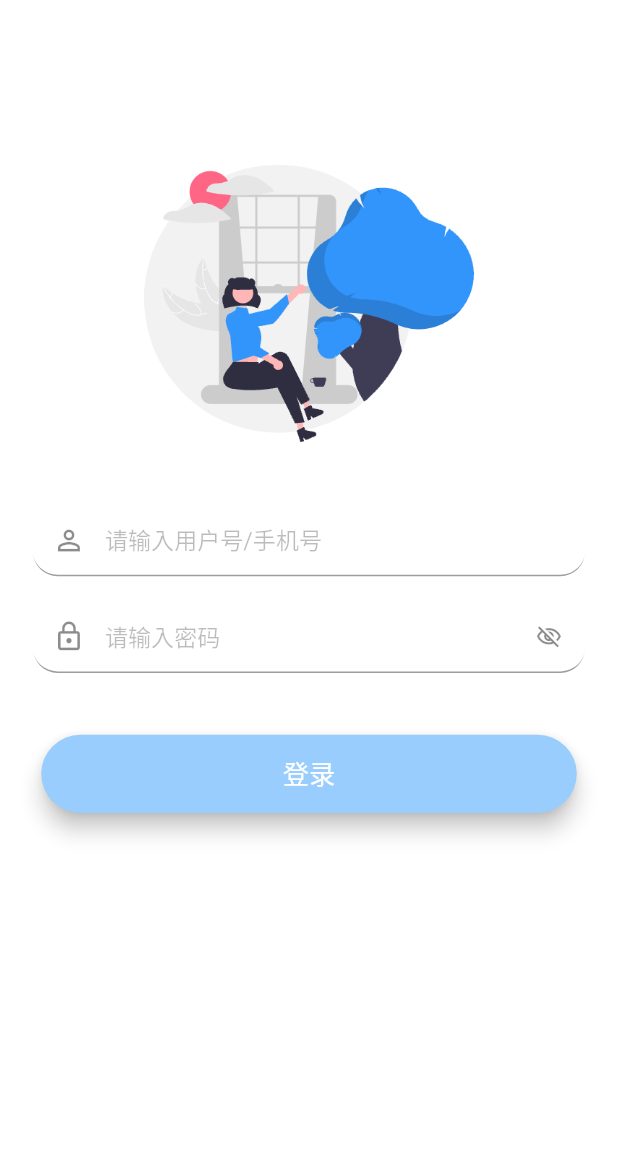
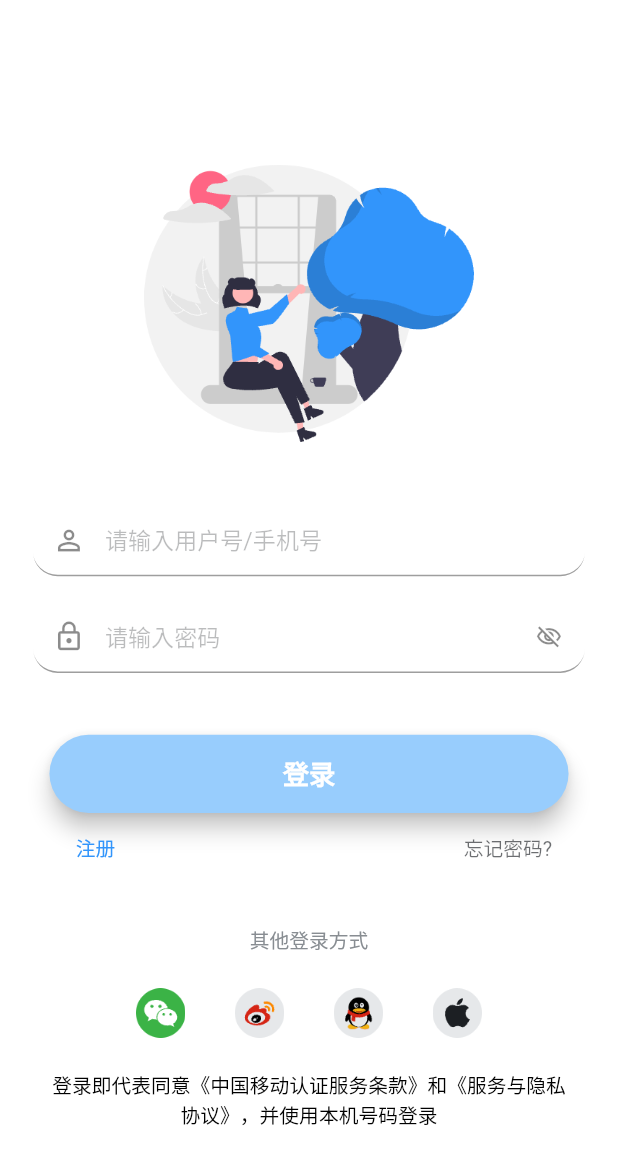
Before and after one commit to Jasper-Cheng/infinite_base, a Flutter app: the LoginPage screen opened by its route, on a phone screen of 412 x 824 dp. Shown: the top 1164 px of the screen. Run offline on Flutter 3.47's test engine with Material 2 defaults, Android fonts, the phone set to English and light mode, and no system bars; our stand-ins replace dio, flutter_easyloading, flutter_local_notifications, flutter_screenutil, fluttertoast, go_router and 4 more; accounts and stored records are empty; network calls fail.

Commit message:
login page ui is over

```diff
--- a/lib/configs/assets_config.dart
+++ b/lib/configs/assets_config.dart
@@ -11,4 +11,8 @@ class AssetImageConfig {
   static const String arrow_left_line="assets/images/arrow_left_line.png";
   static const String login_account_select="assets/images/login_account_select.png";
   static const String login_account_unselect="assets/images/login_account_unselect.png";
+  static const String Wechat="assets/images/Wechat.png";
+  static const String Weibo="assets/images/Weibo.png";
+  static const String QQ="assets/images/QQ.png";
+  static const String Apple="assets/images/Apple.png";
 }
--- a/lib/configs/route_config.dart
+++ b/lib/configs/route_config.dart
@@ -2,6 +2,7 @@ import 'package:go_router/go_router.dart';
 import 'package:infinite_base/pages/error_page.dart';
 import 'package:infinite_base/pages/login_page.dart';
 import 'package:infinite_base/pages/main_page.dart';
+import 'package:infinite_base/pages/register_page.dart';
 import 'package:infinite_base/pages/splash_page.dart';
 import 'package:infinite_base/bases/bundle.dart';
 
@@ -14,7 +15,7 @@ class RouteConfig{
     errorBuilder: (context, state){
       Bundle bundle=Bundle();
       bundle.putObject(KeyConfig.route_error_key, state.error);
-      return ErrorPage(bundle);
+      return ErrorPage(bundle:bundle);
     },
     observers: [
       MyNavigatorObserver(),
@@ -33,7 +34,12 @@ class RouteConfig{
       //main-首页
       GoRoute(
         path: RoutePath.main,
-        builder: (context, state) => MainPage(state.extra),
+        builder: (context, state) => MainPage(bundle: state.extra),
+      ),
+      //register-注册页
+      GoRoute(
+        path: RoutePath.register,
+        builder: (context, state) => const RegisterPage(),
       )
     ],
   );
@@ -43,4 +49,5 @@ class RoutePath{
   static const String splash="/splash";
   static const String login="/login";
   static const String main="/main";
+  static const String register="/register";
 }
--- a/lib/controllers/login_page_controller.dart
+++ b/lib/controllers/login_page_controller.dart
@@ -25,16 +25,22 @@ class LoginPageController extends BaseController{
     });
   }
 
-  Future<void> jumpToMainWidget() async {
+  void jumpToMainPage() async {
     Bundle bundle = Bundle();
     bundle.putString(KeyConfig.app_common_key, "I'm login,nice to meet you!");
     context.push(RoutePath.main,extra: bundle);
   }
 
+  void jumpToRegisterPage() async {
+    Bundle bundle = Bundle();
+    bundle.putString(KeyConfig.app_common_key, "I'm login,nice to meet you!");
+    context.push(RoutePath.register,extra: bundle);
+  }
+
   void doLogin(){
     EasyLoading.show(status: "正在登录");
     Timer(const Duration(seconds: 1), () {
-      jumpToMainWidget();
+      jumpToMainPage();
     });
   }
 
--- /dev/null
+++ b/lib/controllers/register_page_controller.dart
@@ -0,0 +1,11 @@
+import 'package:flutter/material.dart';
+import 'package:infinite_base/bases/base_controller.dart';
+import 'package:infinite_base/bases/bundle.dart';
+
+class RegisterPageController extends BaseController{
+  @override
+  void initController(State<StatefulWidget> state, Bundle? bundle) {
+    // TODO: implement initController
+  }
+
+}
--- a/lib/pages/error_page.dart
+++ b/lib/pages/error_page.dart
@@ -6,7 +6,8 @@ import 'package:infinite_base/bases/base_page.dart';
 import '../controllers/error_page_controller.dart';
 
 class ErrorPage extends BasePage {
-  const ErrorPage(bundle, {super.key}) : super(bundle: bundle);
+  const ErrorPage({super.key,bundle}) : super(bundle: bundle);
+
 
   @override
   State<ErrorPage> createState() => ErrorPageState();
--- a/lib/pages/login_page.dart
+++ b/lib/pages/login_page.dart
@@ -10,7 +10,7 @@ import '../configs/theme_config.dart';
 import '../controllers/login_page_controller.dart';
 
 class LoginPage extends BasePage {
-  const LoginPage({Key? key}) : super(key: key);
+  const LoginPage({super.key,bundle}) : super(bundle: bundle);
 
   @override
   State<LoginPage> createState() => LoginPageState();
@@ -85,8 +85,14 @@ class LoginPageState extends BasePageState<LoginPage> {
             Container(
               height: 30.h,
             ),
-            MaterialButton(
-              minWidth: ScreenUtil().screenWidth-50.w,
+            Container(
+              padding: EdgeInsets.symmetric(horizontal: 10.w),
+              child: Column(
+                children: [
+                  Row(
+                    children: [
+                      Expanded(
+                        child: MaterialButton(
                           height: 38.h,
                           shape: RoundedRectangleBorder(
                             side: BorderSide.none,
@@ -99,7 +105,91 @@ class LoginPageState extends BasePageState<LoginPage> {
                           color: const Color(0xFF0077FA),
                           disabledColor: const Color(0xFF98CDFD),
                           onPressed: _controller.username.isNotEmpty&&_controller.password.isNotEmpty?_controller.doLogin:null,
-              child: Text("登录",style: TextStyle(color: Colors.white,fontSize: 16.sp,fontWeight: FontWeight.w400),),
+                          child: Text("登录",style: TextStyle(color: Colors.white,fontSize: 16.sp,fontWeight: FontWeight.w600),),
+                        ),
+                      )
+                    ],
+                  ),
+                  Container(height: 10.h,),
+                  Container(
+                    padding: EdgeInsets.symmetric(horizontal: 10.w),
+                    child: Row(
+                      children: [
+                        Expanded(
+                          child: GestureDetector(
+                            onTap: _controller.jumpToRegisterPage,
+                            child: Text("  注册",style: TextStyle(color: const Color(0xFF3295FB),fontSize: 12.sp),),
+                          ),
+                        ),
+                        Expanded(
+                          child: Text("忘记密码?",textAlign: TextAlign.end,style: TextStyle(color: const Color(0xA51C1F23),fontSize: 12.sp)),
+                        )
+                      ],
+                    ),
+                  )
+                ],
+              ),
+            ),
+            Container(
+              height: 30.h,
+            ),
+            Container(
+              padding: EdgeInsets.symmetric(horizontal: 10.w),
+              alignment: Alignment.center,
+              child: Column(
+                children: [
+                  Text("其他登录方式",style: TextStyle(color: const Color(0xFF888D92),fontSize: 12.sp),),
+                  Container(
+                    height: 16.h,
+                  ),
+                  Row(
+                    mainAxisAlignment: MainAxisAlignment.center,
+                    children: [
+                      Image.asset(
+                        AssetImageConfig.Wechat,
+                        width: 30.w,
+                        height: 30.w,
+                        fit: BoxFit.fill,
+                      ),
+                      Container(
+                        width: 30.w,
+                      ),
+                      Image.asset(
+                        AssetImageConfig.Weibo,
+                        width: 30.w,
+                        height: 30.w,
+                        fit: BoxFit.fill,
+                      ),
+                      Container(
+                        width: 30.w,
+                      ),
+                      Image.asset(
+                        AssetImageConfig.QQ,
+                        width: 30.w,
+                        height: 30.w,
+                        fit: BoxFit.fill,
+                      ),
+                      Container(
+                        width: 30.w,
+                      ),
+                      Image.asset(
+                        AssetImageConfig.Apple,
+                        width: 30.w,
+                        height: 30.w,
+                        fit: BoxFit.fill,
+                      )
+                    ],
+                  ),
+                  Container(
+                    height: 16.h,
+                  ),
+                  Text(
+                    "登录即代表同意《中国移动认证服务条款》和《服务与隐私协议》，并使用本机号码登录",
+                    textAlign: TextAlign.center,
+                    style: TextStyle(color: Colors.black,fontSize: 12.sp,fontWeight: FontWeight.w500),
+                  )
+                ],
+              ),
             )
           ],
         ),
--- a/lib/pages/main_page.dart
+++ b/lib/pages/main_page.dart
@@ -7,7 +7,7 @@ import 'package:infinite_base/extension/widget_extension.dart';
 import '../bases/base_page.dart';
 
 class MainPage extends BasePage {
-  const MainPage(bundle, {super.key}) : super(bundle: bundle);
+  const MainPage({super.key,bundle}) : super(bundle: bundle);
 
   @override
   State<MainPage> createState() => MainPageState();
--- /dev/null
+++ b/lib/pages/register_page.dart
@@ -0,0 +1,35 @@
+import 'package:flutter/material.dart';
+import 'package:infinite_base/bases/base_controller.dart';
+import 'package:infinite_base/bases/base_page.dart';
+import 'package:infinite_base/widgets/normal_toolbar_view.dart';
+
+import '../controllers/register_page_controller.dart';
+
+class RegisterPage extends BasePage{
+  const RegisterPage({super.key,bundle}) : super(bundle: bundle);
+
+  @override
+  State<StatefulWidget> createState() => RegisterPageState();
+
+}
+class RegisterPageState extends BasePageState{
+  final RegisterPageController _controller=RegisterPageController();
+
+  @override
+  Widget buildViews(BuildContext context) {
+    return NormalToolbarView(
+        showLeadingView: true,
+        body: _buildBodyView()
+    );
+  }
+
+  Widget _buildBodyView(){
+    return Container();
+  }
+
+  @override
+  BaseController initController() {
+    return _controller;
+  }
+
+}
--- a/lib/pages/splash_page.dart
+++ b/lib/pages/splash_page.dart
@@ -7,7 +7,7 @@ import 'package:infinite_base/bases/base_page.dart';
 import '../controllers/splash_page_controller.dart';
 
 class SplashPage extends BasePage {
-  const SplashPage({Key? key}) : super(key: key);
+  const SplashPage({super.key,bundle}) : super(bundle: bundle);
 
   @override
   State<SplashPage> createState() => SplashPageState();
--- a/lib/pages/views/home_page.dart
+++ b/lib/pages/views/home_page.dart
@@ -7,7 +7,7 @@ import 'package:infinite_base/bases/base_page.dart';
 import '../../controllers/views/home_page_controller.dart';
 
 class HomePage extends BasePage {
-  const HomePage({Key? key}) : super(key: key);
+  const HomePage({super.key,bundle}) : super(bundle: bundle);
 
   @override
   State<HomePage> createState() => HomePageState();
--- a/lib/pages/views/my_page.dart
+++ b/lib/pages/views/my_page.dart
@@ -7,7 +7,7 @@ import 'package:infinite_base/bases/base_page.dart';
 import '../../controllers/views/my_page_controller.dart';
 
 class MyPage extends BasePage {
-  const MyPage({Key? key}) : super(key: key);
+  const MyPage({super.key,bundle}) : super(bundle: bundle);
 
   @override
   State<MyPage> createState() => MyPageState();
```
Also changed, not shown: assets/images/Apple.png (added), assets/images/QQ.png (added), assets/images/Wechat.png (added), assets/images/Weibo.png (added). Lines whose indentation alone changed are shown as unchanged.
